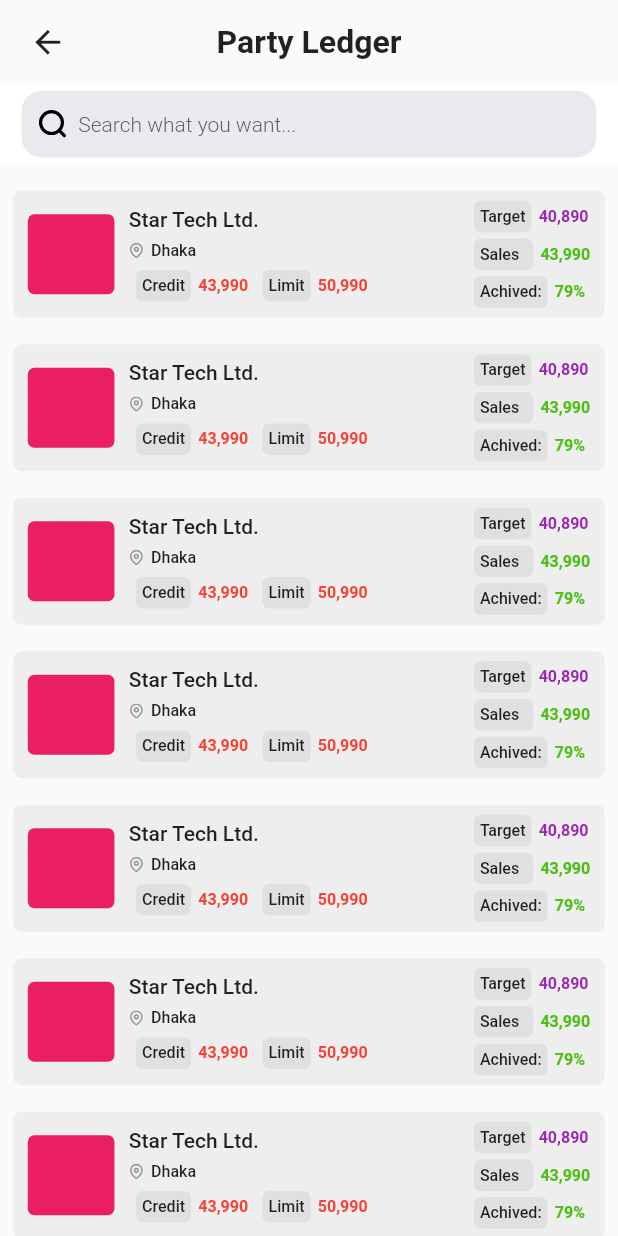
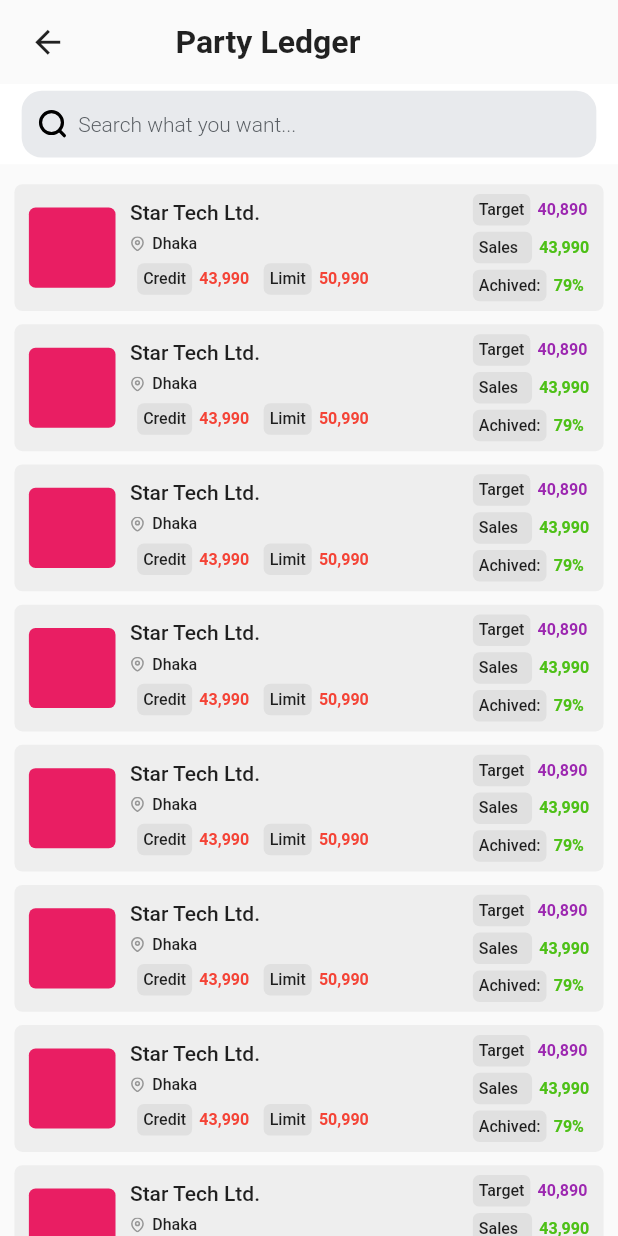
Before and after one commit to sojibsjoy/motionview_b2b, a Flutter app: the PartyLedger screen opened by its route, on a phone screen of 412 x 824 dp. Run offline on Flutter 3.47's test engine with Material 2 defaults, Android fonts, the phone set to English and light mode, and no system bars; drawn by our look-alikes of auto_size_text; our stand-ins replace awesome_dialog, dio, flutter_screenutil, flutter_spinkit, flutter_svg, flutter_zoom_drawer and 4 more; accounts and stored records are empty.

Commit message:
ledger info included

```diff
--- a/lib/constants/colors.dart
+++ b/lib/constants/colors.dart
@@ -53,6 +53,7 @@ class ConstantColors {
   // THEME COLORS
 
   static Color kAppColor = Colors.purple;
+
   /* Light Theme Colors */
   static Color kLightTheme = const Color(0xFFFFFFFF);
   static Color kLightTheme2 = const Color(0xFFE8EAED);
@@ -61,10 +62,12 @@ class ConstantColors {
   static Color kLightText = const Color(0xFF000000);
 
   /* Dark Theme Colors */
-
   static Color k0F1113 = const Color(0xFF0F1113);
   static Color k1F2225 = const Color(0xFF1F2225);
   static Color k292E32 = const Color(0xFF292E32);
   static Color k595E63 = const Color(0xFF595E63);
   static Color kC0C0C4 = const Color(0xFFC0C0C4);
+
+  // mv-b2b clrs
+  static Color k1D3557 = const Color(0xFF1D3557);
 }
--- a/lib/states/data/routes.dart
+++ b/lib/states/data/routes.dart
@@ -1,11 +1,13 @@
 import 'package:dogventurehq/states/bindings/initial.dart';
 import 'package:dogventurehq/ui/screens/drawer.dart';
+import 'package:dogventurehq/ui/screens/ledger_details/ledger_details.dart';
 import 'package:dogventurehq/ui/screens/login/login.dart';
 import 'package:dogventurehq/ui/screens/onboard/onboard.dart';
 import 'package:dogventurehq/ui/screens/party_ledger/party_ledger.dart';
 import 'package:dogventurehq/ui/screens/products/products.dart';
 import 'package:dogventurehq/ui/screens/purchase/purchase.dart';
 import 'package:dogventurehq/ui/screens/splash/splash.dart';
+import 'package:dogventurehq/ui/screens/stock_management/stock.dart';
 import 'package:get/route_manager.dart';
 
 class AllRoutes {
@@ -40,5 +42,13 @@ class AllRoutes {
       name: PartyLedger.routeName,
       page: () => const PartyLedger(),
     ),
+    GetPage(
+      name: LedgerDetailsScreen.routeName,
+      page: () => const LedgerDetailsScreen(),
+    ),
+    GetPage(
+      name: StockManagementScreen.routeName,
+      page: () => const StockManagementScreen(),
+    ),
   ];
 }
--- a/lib/ui/screens/home/custom_appbar.dart
+++ b/lib/ui/screens/home/custom_appbar.dart
@@ -1,3 +1,4 @@
+import 'package:auto_size_text/auto_size_text.dart';
 import 'package:dogventurehq/constants/colors.dart';
 import 'package:flutter/material.dart';
 import 'package:flutter_screenutil/flutter_screenutil.dart';
@@ -19,8 +20,17 @@ class CustomAppbar extends StatelessWidget {
   @override
   Widget build(BuildContext context) {
     return Container(
-      padding: EdgeInsets.symmetric(horizontal: 20.w, vertical: 10.h),
       height: 63.h,
+      padding: EdgeInsets.symmetric(
+        horizontal: 20.w,
+        vertical: 10.h,
+      ),
+      decoration: BoxDecoration(
+        // color: Colors.grey.shade200,
+        borderRadius: BorderRadius.vertical(
+          bottom: Radius.circular(20.r),
+        ),
+      ),
       child: Row(
         mainAxisAlignment: MainAxisAlignment.spaceBetween,
         children: [
@@ -55,11 +65,15 @@ class CustomAppbar extends StatelessWidget {
             ),
           ),
           if (logo == null)
-            Text(
-              title ?? 'Appbar',
-              style: TextStyle(
-                fontSize: 24.sp,
-                fontWeight: FontWeight.w600,
+            SizedBox(
+              width: 185.w,
+              child: AutoSizeText(
+                title ?? 'Appbar',
+                maxLines: 1,
+                style: TextStyle(
+                  fontSize: 24.sp,
+                  fontWeight: FontWeight.w600,
+                ),
               ),
             ),
           if (logo != null) logo!,
--- a/lib/ui/screens/menu/menu.dart
+++ b/lib/ui/screens/menu/menu.dart
@@ -4,6 +4,7 @@ import 'package:dogventurehq/ui/screens/login/login.dart';
 import 'package:dogventurehq/ui/screens/party_ledger/party_ledger.dart';
 import 'package:dogventurehq/ui/screens/products/products.dart';
 import 'package:dogventurehq/ui/screens/purchase/purchase.dart';
+import 'package:dogventurehq/ui/screens/stock_management/stock.dart';
 import 'package:dogventurehq/ui/widgets/helper.dart';
 import 'package:flutter_screenutil/flutter_screenutil.dart';
 import 'package:flutter/material.dart';
@@ -50,7 +51,7 @@ class _MenuScreenState extends State<MenuScreen> {
     () => Get.toNamed(ProductsScreen.routeName),
     () => Get.toNamed(PurchaseScreen.routeName),
     () => Get.toNamed(PartyLedger.routeName),
-    () {},
+    () => Get.toNamed(StockManagementScreen.routeName),
     () {},
     () {},
   ];
--- /dev/null
+++ b/lib/ui/screens/party_ledger/ledger_item.dart
@@ -0,0 +1,117 @@
+import 'package:dogventurehq/ui/screens/ledger_details/ledger_details.dart';
+import 'package:dogventurehq/ui/screens/products/product_price.dart';
+import 'package:dogventurehq/ui/widgets/helper.dart';
+import 'package:flutter_screenutil/flutter_screenutil.dart';
+import 'package:flutter/material.dart';
+import 'package:flutter_svg/svg.dart';
+import 'package:get/get.dart';
+
+class LedgerItem extends StatelessWidget {
+  const LedgerItem({Key? key}) : super(key: key);
+
+  @override
+  Widget build(BuildContext context) {
+    return InkWell(
+      onTap: () => Get.toNamed(LedgerDetailsScreen.routeName),
+      splashColor: Colors.transparent,
+      highlightColor: Colors.transparent,
+      child: Container(
+        width: 375.w,
+        height: 95.h,
+        padding: EdgeInsets.symmetric(horizontal: 10.w, vertical: 5.h),
+        margin: EdgeInsets.symmetric(horizontal: 10.w, vertical: 5.h),
+        decoration: BoxDecoration(
+          color: Colors.grey.shade200,
+          borderRadius: BorderRadius.circular(6.r),
+        ),
+        child: Row(
+          children: [
+            // party image
+            Container(
+              width: 60.w,
+              height: 60.h,
+              margin: EdgeInsets.only(right: 10.w),
+              decoration: BoxDecoration(
+                color: Colors.pink,
+                borderRadius: BorderRadius.circular(5.r),
+              ),
+            ),
+            // party details
+            Column(
+              crossAxisAlignment: CrossAxisAlignment.start,
+              mainAxisAlignment: MainAxisAlignment.spaceEvenly,
+              children: [
+                // party name & credit
+                const Text(
+                  'Star Tech Ltd.',
+                  style: TextStyle(
+                    fontWeight: FontWeight.w500,
+                  ),
+                ),
+                // party address
+                Row(
+                  children: [
+                    // location icon
+                    SvgPicture.asset(
+                      'assets/svgs/location.svg',
+                    ),
+                    addW(5.w),
+                    Text(
+                      'Dhaka',
+                      style: TextStyle(
+                        fontSize: 12.sp,
+                        fontWeight: FontWeight.w500,
+                      ),
+                    ),
+                  ],
+                ),
+                Row(
+                  children: [
+                    addW(5.w),
+                    //  credit
+                    const ProductPrice(
+                      prefix: 'Credit',
+                      price: '43,990',
+                      txtClr: Colors.red,
+                    ),
+                    addW(10.w),
+                    //  credit limit
+                    const ProductPrice(
+                      prefix: 'Limit',
+                      price: '50,990',
+                      txtClr: Colors.red,
+                    ),
+                  ],
+                )
+              ],
+            ),
+            const Spacer(),
+            Column(
+              crossAxisAlignment: CrossAxisAlignment.start,
+              mainAxisAlignment: MainAxisAlignment.spaceEvenly,
+              children: [
+                const ProductPrice(
+                  prefix: 'Target',
+                  price: '40,890',
+                  txtClr: Colors.purple,
+                ),
+                addW(10.w),
+                const ProductPrice(
+                  prefix: 'Sales  ',
+                  price: '43,990',
+                  txtClr: Color(0xFF4DC016),
+                ),
+                addW(10.w),
+                const ProductPrice(
+                  prefix: 'Achived:',
+                  price: '79%',
+                  txtClr: Color(0xFF4DC016),
+                ),
+              ],
+            )
+          ],
+        ),
+      ),
+    );
+  }
+}
--- a/lib/ui/screens/party_ledger/party_ledger.dart
+++ b/lib/ui/screens/party_ledger/party_ledger.dart
@@ -1,10 +1,9 @@
 import 'package:dogventurehq/ui/screens/home/custom_appbar.dart';
 import 'package:dogventurehq/ui/screens/home/searchbar_design.dart';
-import 'package:dogventurehq/ui/screens/products/product_price.dart';
+import 'package:dogventurehq/ui/screens/party_ledger/ledger_item.dart';
 import 'package:dogventurehq/ui/widgets/helper.dart';
 import 'package:flutter_screenutil/flutter_screenutil.dart';
 import 'package:flutter/material.dart';
-import 'package:flutter_svg/svg.dart';
 
 class PartyLedger extends StatelessWidget {
   static String routeName = '/party_ledger';
@@ -29,104 +28,7 @@ class PartyLedger extends StatelessWidget {
                 itemCount: 10,
                 shrinkWrap: true,
                 itemBuilder: (BuildContext context, int index) {
-                  return Container(
-                    width: 375.w,
-                    height: 95.h,
-                    padding:
-                        EdgeInsets.symmetric(horizontal: 10.w, vertical: 5.h),
-                    margin: EdgeInsets.all(10.h),
-                    decoration: BoxDecoration(
-                      color: Colors.grey.shade200,
-                      borderRadius: BorderRadius.circular(6.r),
-                    ),
-                    child: Row(
-                      children: [
-                        // party image
-                        Container(
-                          width: 60.w,
-                          height: 60.h,
-                          margin: EdgeInsets.only(right: 10.w),
-                          decoration: BoxDecoration(
-                            color: Colors.pink,
-                            borderRadius: BorderRadius.circular(5.r),
-                          ),
-                        ),
-                        // party details
-                        Column(
-                          crossAxisAlignment: CrossAxisAlignment.start,
-                          mainAxisAlignment: MainAxisAlignment.spaceEvenly,
-                          children: [
-                            // party name & credit
-                            const Text(
-                              'Star Tech Ltd.',
-                              style: TextStyle(
-                                fontWeight: FontWeight.w500,
-                              ),
-                            ),
-                            // party address
-                            Row(
-                              children: [
-                                // location icon
-                                SvgPicture.asset(
-                                  'assets/svgs/location.svg',
-                                ),
-                                addW(5.w),
-                                Text(
-                                  'Dhaka',
-                                  style: TextStyle(
-                                    fontSize: 12.sp,
-                                    fontWeight: FontWeight.w500,
-                                  ),
-                                ),
-                              ],
-                            ),
-                            Row(
-                              children: [
-                                addW(5.w),
-                                //  credit
-                                const ProductPrice(
-                                  prefix: 'Credit',
-                                  price: '43,990',
-                                  txtClr: Colors.red,
-                                ),
-                                addW(10.w),
-                                //  credit limit
-                                const ProductPrice(
-                                  prefix: 'Limit',
-                                  price: '50,990',
-                                  txtClr: Colors.red,
-                                ),
-                              ],
-                            )
-                          ],
-                        ),
-                        const Spacer(),
-                        Column(
-                          crossAxisAlignment: CrossAxisAlignment.start,
-                          mainAxisAlignment: MainAxisAlignment.spaceEvenly,
-                          children: [
-                            const ProductPrice(
-                              prefix: 'Target',
-                              price: '40,890',
-                              txtClr: Colors.purple,
-                            ),
-                            addW(10.w),
-                            const ProductPrice(
-                              prefix: 'Sales  ',
-                              price: '43,990',
-                              txtClr: Color(0xFF4DC016),
-                            ),
-                            addW(10.w),
-                            const ProductPrice(
-                              prefix: 'Achived:',
-                              price: '79%',
-                              txtClr: Color(0xFF4DC016),
-                            ),
-                          ],
-                        )
-                      ],
-                    ),
-                  );
+                  return const LedgerItem();
                 },
               ),
             ),
```
Also changed, not shown: lib/ui/screens/ledger_details/ledger_details.dart (added, +148 -0 lines), lib/ui/screens/ledger_details/sheet_item.dart (added, +55 -0 lines), lib/ui/screens/ledger_details/sheet_row.dart (added, +64 -0 lines), lib/ui/screens/ledger_details/statement_body.dart (added, +68 -0 lines), lib/ui/screens/ledger_details/statement_total.dart (added, +58 -0 lines), lib/ui/screens/ledger_details/sub_row.dart (added, +38 -0 lines), lib/ui/screens/purchase/purchase.dart (+4 -3 lines), lib/ui/screens/stock_management/stock.dart (added, +23 -0 lines), assets/svgs/call.svg (added).
